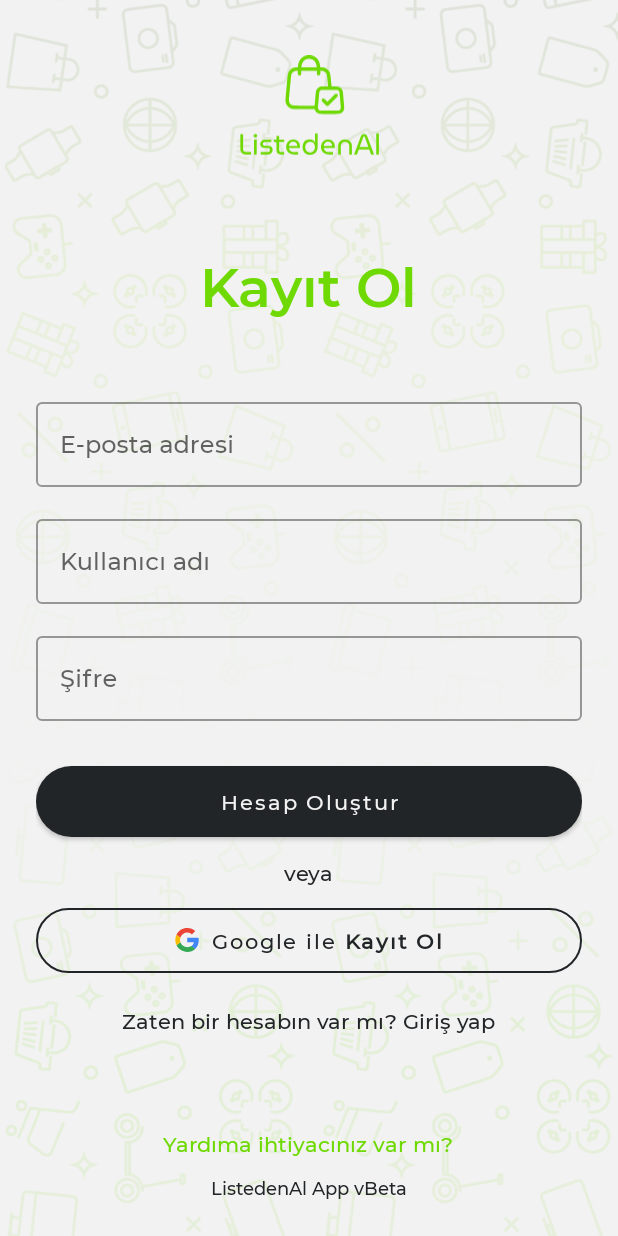
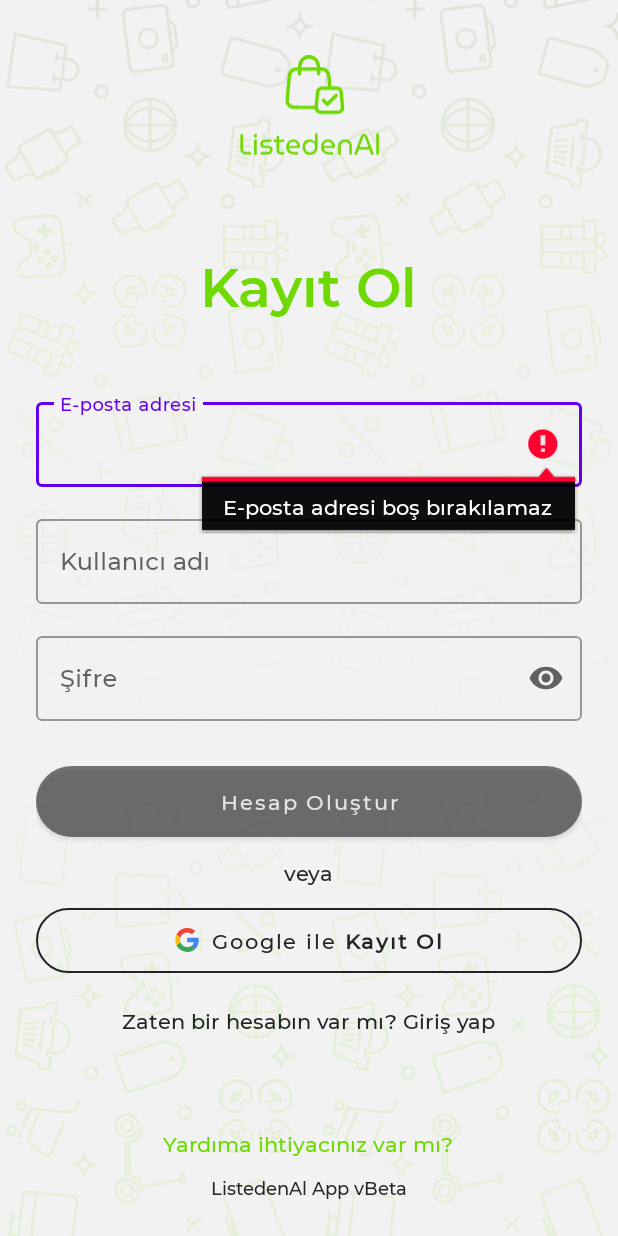
Before and after one commit to zahidayturan/listeden-al-shopping-list-app, an Android app: the fragment RegisterFragment placed in its activity, after a tap on "Hesap Oluştur", on a phone screen of 412 x 824 dp. Run offline under Robolectric (Android 15) with nearby library versions, the phone set to English and light mode, and no system bars.

Commit message:
@m/ui - register page textEdit validate and focus op. pwd error state

```diff
--- a/mobile/ListedenAlApp/app/src/main/java/com/example/listedenalapp/RegisterFragment.kt
+++ b/mobile/ListedenAlApp/app/src/main/java/com/example/listedenalapp/RegisterFragment.kt
@@ -1,6 +1,8 @@
 package com.example.listedenalapp
 
 import android.os.Bundle
+import android.text.Editable
+import android.text.TextWatcher
 import android.util.Log
 import android.view.LayoutInflater
 import android.view.View
@@ -29,17 +31,49 @@ class RegisterFragment : Fragment() {
     override fun onViewCreated(view: View, savedInstanceState: Bundle?) {
         super.onViewCreated(view, savedInstanceState)
 
+        setupTextWatchers()
+        updateButtonState()
+
         binding.buttonRegister.setOnClickListener {
             val username = binding.editTextUsernameRegister.text.toString().trim()
             val email = binding.editTextEmailRegister.text.toString().trim()
+            val emailRegex = "^[a-zA-Z0-9._%+-]+@[a-zA-Z0-9.-]+\\.[a-zA-Z]{2,6}$".toRegex()
             val password = binding.editTextPasswordRegister.text.toString().trim()
+            val errorMessage = when {
+                password.isEmpty() -> "Şifre alanı boş bırakılamaz."
+                password.length < 8 -> "Şifre en az 8 karakter olmalıdır."
+                !password.any { it.isDigit() } -> "Şifre en az bir rakam içermelidir."
+                else -> null
+            }
 
-            if (username.isEmpty() || email.isEmpty() || password.isEmpty()) {
-                Toast.makeText(context, "Tüm alanları doldurmanız gerekmektedir.", Toast.LENGTH_SHORT).show()
+            if (email.isEmpty()) {
+                binding.editTextEmailRegister.error = "E-posta adresi boş bırakılamaz"
+                binding.editTextEmailRegister.requestFocus()
                 return@setOnClickListener
             }
-            (activity as? AuthActivity)?.navigateToHome()
-            // apiRegister(username, email, password)
+
+            if (!email.matches(emailRegex)) {
+                binding.editTextEmailRegister.error = "Lütfen geçerli bir e-posta adresi girin."
+                binding.editTextEmailRegister.requestFocus()
+                return@setOnClickListener
+            }
+
+            if (username.isEmpty() || username.length < 3) {
+                binding.editTextUsernameRegister.error = "Kullanıcı adı en az 3 karakter olmalı"
+                binding.editTextUsernameRegister.requestFocus()
+                return@setOnClickListener
+            }
+
+            if (errorMessage != null) {
+                binding.textViewPasswordError.text = errorMessage
+                binding.textViewPasswordError.visibility = View.VISIBLE
+                binding.editTextPasswordRegister.requestFocus()
+                return@setOnClickListener
+            } else {
+                binding.textViewPasswordError.visibility = View.GONE
+            }
+
+            apiRegister(username, email, password)
         }
 
         binding.textViewLoginPrompt.setOnClickListener {
@@ -53,8 +87,33 @@ class RegisterFragment : Fragment() {
         _binding = null
     }
 
+    private fun setupTextWatchers() {
+        val textWatcher = object : TextWatcher {
+            override fun beforeTextChanged(s: CharSequence?, start: Int, count: Int, after: Int) {}
+            override fun onTextChanged(s: CharSequence?, start: Int, before: Int, count: Int) {
+                updateButtonState()
+            }
+            override fun afterTextChanged(s: Editable?) {}
+        }
+
+        binding.editTextEmailRegister.addTextChangedListener(textWatcher)
+        binding.editTextUsernameRegister.addTextChangedListener(textWatcher)
+        binding.editTextPasswordRegister.addTextChangedListener(textWatcher)
+    }
+
+    private fun updateButtonState() {
+        val email = binding.editTextEmailRegister.text.toString().trim()
+        val username = binding.editTextUsernameRegister.text.toString().trim()
+        val password = binding.editTextPasswordRegister.text.toString().trim()
+
+        val isFormValid = username.isNotEmpty() && password.isNotEmpty() && email.isNotEmpty()
+        binding.buttonRegister.alpha = if (isFormValid) 1.0f else 0.6f
+    }
+
     private fun apiRegister(username: String, email: String, password: String) {
-        lifecycleScope.launch {
+        (activity as? AuthActivity)?.navigateToHome()
+
+        /*lifecycleScope.launch {
             try {
                 val request = UserRegisterRequest(username, email, password, "firstName", "lastName")
                 val response = RetrofitClient.getClient(requireContext()).registerUser(request)
@@ -74,6 +133,6 @@ class RegisterFragment : Fragment() {
                 Toast.makeText(context, "Bağlantı hatası: ${e.message}", Toast.LENGTH_LONG).show()
                 Log.e("RegisterFragment", "API çağrısı sırasında hata oluştu: ${e.message}", e)
             }
-        }
+        }*/
     }
 }
--- a/mobile/ListedenAlApp/app/src/main/res/layout/fragment_register.xml
+++ b/mobile/ListedenAlApp/app/src/main/res/layout/fragment_register.xml
@@ -78,15 +78,28 @@
                     style="@style/Widget.MaterialComponents.TextInputLayout.OutlinedBox"
                     android:layout_width="match_parent"
                     android:layout_height="wrap_content"
-                    android:layout_marginBottom="24dp">
+                    android:layout_marginBottom="24dp"
+                    app:endIconMode="password_toggle"
+                    app:errorIconDrawable="@null">
 
                     <com.google.android.material.textfield.TextInputEditText
                         android:id="@+id/editTextPasswordRegister"
                         android:layout_width="match_parent"
                         android:layout_height="wrap_content"
                         android:hint="Şifre"
-                        android:inputType="textPassword" />
+                        android:inputType="textPassword"
+                        android:imeOptions="actionDone"/>
                 </com.google.android.material.textfield.TextInputLayout>
+
+                <TextView
+                    android:id="@+id/textViewPasswordError"
+                    android:layout_width="match_parent"
+                    android:layout_height="wrap_content"
+                    android:layout_marginTop="-16dp"
+                    android:layout_marginBottom="16dp"
+                    android:text=""
+                    android:textColor="@color/design_default_color_error"
+                    android:visibility="gone" />
 
                 <com.google.android.material.button.MaterialButton
                     android:id="@+id/buttonRegister"
```
